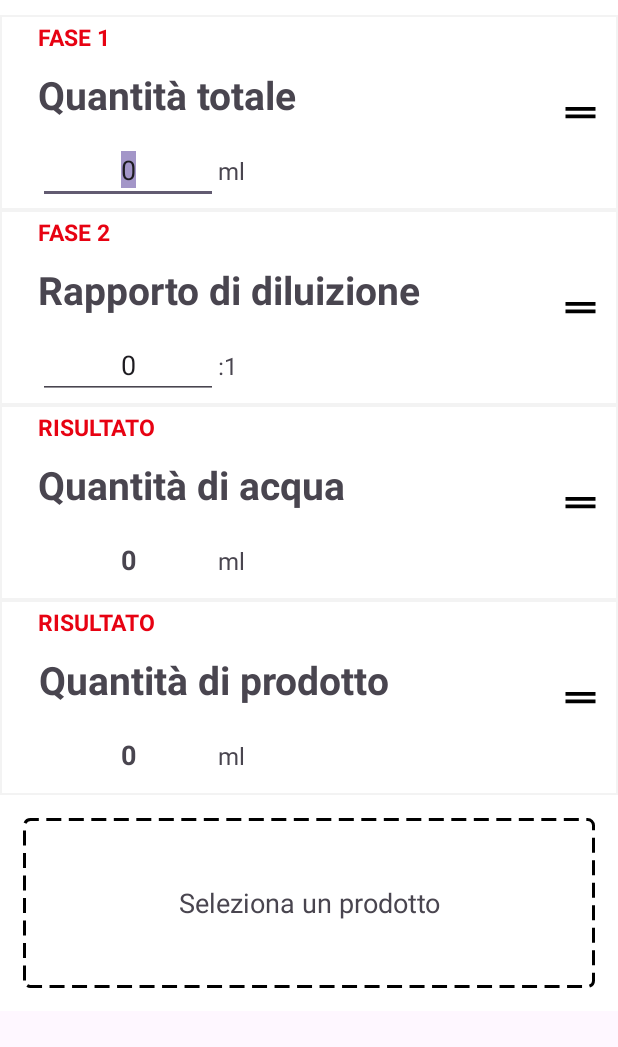
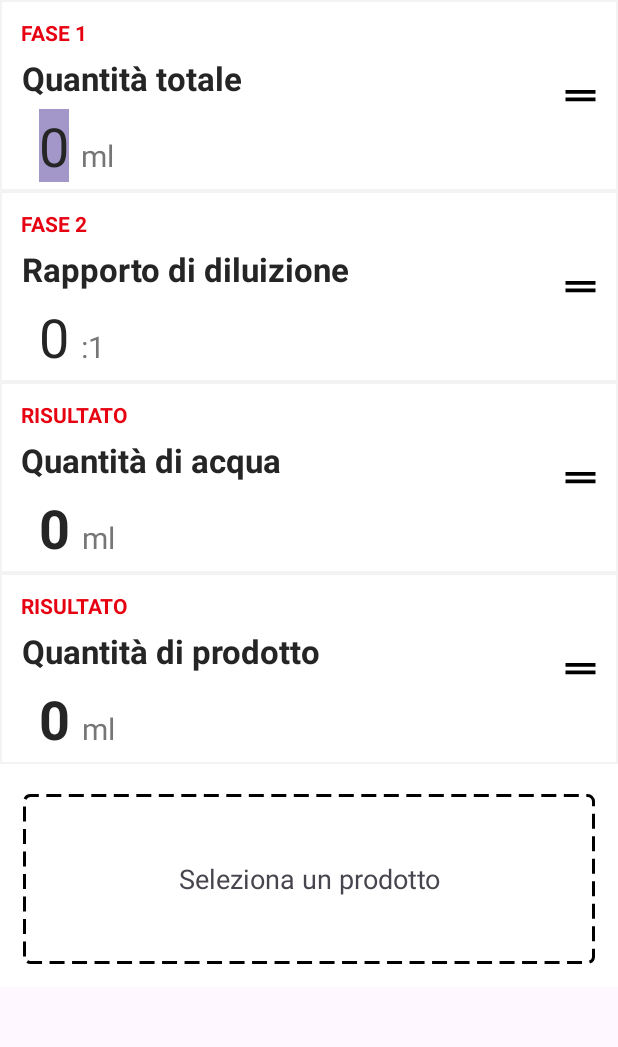
Before and after one commit to robsmashed/dilutiontool, an Android app: the screen it shows after launch (MainActivity), on a phone screen of 412 x 824 dp, the part 96-1143 px from its top. Run offline under Robolectric (Android 15) with nearby library versions, the phone set to English and light mode, and no system bars.

Commit message:
feat(MainActivity): improve UI/UX

```diff
--- a/app/src/main/java/com/example/dilutiontool/DraggableAdapter.kt
+++ b/app/src/main/java/com/example/dilutiontool/DraggableAdapter.kt
@@ -1,5 +1,6 @@
 package com.example.dilutiontool
 
+import android.content.Context
 import android.graphics.drawable.LayerDrawable
 import android.text.Editable
 import android.text.TextWatcher
@@ -7,6 +8,8 @@ import android.view.Gravity
 import android.view.LayoutInflater
 import android.view.View
 import android.view.ViewGroup
+import android.view.inputmethod.EditorInfo
+import android.view.inputmethod.InputMethodManager
 import android.widget.EditText
 import android.widget.ImageView
 import android.widget.TextView
@@ -40,8 +43,27 @@ class DraggableAdapter(
         holder.valueEditText.setText(getStringValue(currentItem.value))
         holder.valueEditText.addTextChangedListener(holder.textWatcher)
 
+        // focus & open editor just like you clicked on the edittext
+        holder.itemView.setOnClickListener {
+            holder.valueEditText.requestFocus()
+            val imm = holder.itemView.context.getSystemService(Context.INPUT_METHOD_SERVICE) as InputMethodManager
+            imm.showSoftInput(holder.valueEditText, InputMethodManager.SHOW_IMPLICIT)
+        }
+
+        // lose focus on keyboard 'done' press
+        holder.valueEditText.setOnEditorActionListener { editText, actionId, event ->
+            if (actionId == EditorInfo.IME_ACTION_DONE) {
+                val imm = holder.itemView.context.getSystemService(Context.INPUT_METHOD_SERVICE) as InputMethodManager
+                imm.hideSoftInputFromWindow(holder.valueEditText.windowToken, 0)
+                holder.valueEditText.clearFocus()
+                true
+            } else {
+                false
+            }
+        }
+
+        // Carica l'immagine corrispondente e il gradiente e combina con LayerDrawable
         if (currentItem.bgResId > 0) {
-            // Carica l'immagine corrispondente e il gradiente e combina con LayerDrawable
             val context = holder.itemView.context
             val layerDrawable = LayerDrawable(arrayOf(
                 ContextCompat.getDrawable(context, currentItem.bgResId),
--- a/app/src/main/res/layout/activity_main.xml
+++ b/app/src/main/res/layout/activity_main.xml
@@ -27,7 +27,6 @@
 
             <androidx.recyclerview.widget.RecyclerView
                 android:id="@+id/recyclerTop"
-                android:layout_marginTop="10dp"
                 android:minHeight="514dp"
                 android:layout_width="match_parent"
                 android:layout_height="wrap_content"/>
--- a/app/src/main/res/layout/item_row.xml
+++ b/app/src/main/res/layout/item_row.xml
@@ -1,13 +1,15 @@
 <LinearLayout xmlns:android="http://schemas.android.com/apk/res/android"
     android:layout_width="match_parent"
-    android:layout_height="130dp"
+    android:layout_height="wrap_content"
     android:background="@drawable/item_row_border"
     android:orientation="horizontal">
 
     <LinearLayout
         android:gravity="center_vertical"
-        android:paddingLeft="25dp"
-        android:paddingRight="25dp"
+        android:paddingTop="12dp"
+        android:paddingLeft="14dp"
+        android:paddingRight="14dp"
+        android:paddingBottom="0dp"
         android:orientation="vertical"
         android:layout_width="0dp"
         android:layout_weight="1"
@@ -20,57 +22,64 @@
             android:layout_height="wrap_content"
             android:textColor="#E70212"
             android:textStyle="bold"
-            android:textSize="15sp"
+            android:textSize="14sp"
             android:text="Fase N">
         </TextView>
 
         <TextView
             android:id="@+id/title"
+            android:textColor="#252525"
             android:layout_width="wrap_content"
             android:layout_height="wrap_content"
-            android:paddingTop="10dp"
-            android:paddingBottom="10dp"
+            android:paddingTop="6dp"
             android:text="Label EditText"
             android:textAlignment="center"
-            android:textSize="26sp"
+            android:textSize="22sp"
             android:textStyle="bold" />
 
         <LinearLayout
-            android:layout_width="wrap_content"
+            android:layout_width="match_parent"
             android:layout_height="wrap_content"
+            android:paddingLeft="12dp"
+            android:paddingRight="12dp"
             android:orientation="horizontal">
 
             <EditText
+                android:textColor="#252525"
+                android:textSize="36sp"
+                android:paddingTop="6dp"
+                android:paddingBottom="6dp"
                 android:id="@+id/valueEditText"
-                android:layout_width="120dp"
+                android:layout_width="wrap_content"
                 android:layout_height="wrap_content"
                 android:gravity="center"
+                android:background="@android:color/transparent"
                 android:hint="0"
                 android:inputType="numberDecimal"
                 android:text="0" />
 
             <TextView
-                android:paddingTop="10dp"
-                android:paddingBottom="10dp"
-                android:textSize="18sp"
+                android:textColor="#252525"
+                android:textSize="36sp"
+                android:textStyle="bold"
+                android:paddingTop="6dp"
+                android:paddingBottom="6dp"
                 android:id="@+id/valueTextView"
-                android:layout_width="120dp"
+                android:layout_width="wrap_content"
                 android:layout_height="wrap_content"
                 android:gravity="center"
-                android:textStyle="bold"
                 android:text="0" />
 
             <TextView
+                android:layout_marginLeft="8dp"
+                android:textColor="#767676"
                 android:layout_width="wrap_content"
                 android:layout_height="wrap_content"
-                android:gravity="center_vertical"
-                android:paddingEnd="4dp"
                 android:text="ml"
                 android:id="@+id/valueSuffix"
-                android:textSize="16sp" />
+                android:textSize="20sp" />
         </LinearLayout>
     </LinearLayout>
-
     <ImageView
         android:id="@+id/handle"
         android:padding="10dp"
```
